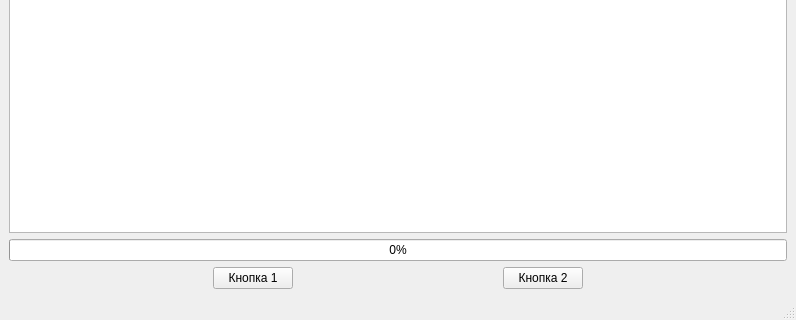
Before: the Qt Designer form bf4bh2.ui in UndeadMorose/BF4BH2, drawn with Qt 5; both pictures show x 0 to 796 and y 296 to 616 of the 796 by 616 pixel window.
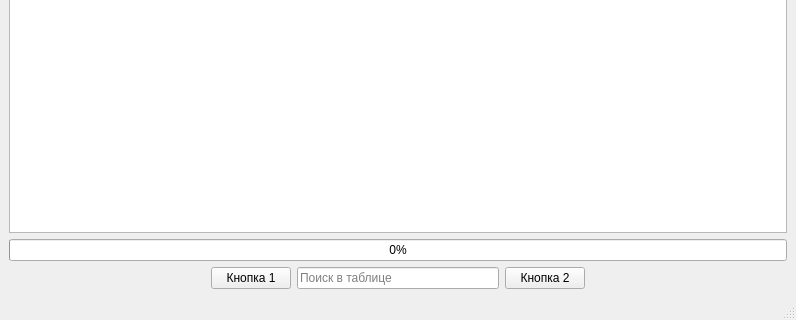
After: the same form once the commit is applied. Icons and pictures are not drawn.

```diff
--- a/bf4bh2.ui
+++ b/bf4bh2.ui
@@ -101,17 +101,11 @@
        </widget>
       </item>
       <item>
-       <spacer name="horizontalSpacer">
-        <property name="orientation">
-         <enum>Qt::Horizontal</enum>
+       <widget class="QLineEdit" name="uileFilter">
+        <property name="placeholderText">
+         <string>Поиск в таблице</string>
         </property>
-        <property name="sizeHint" stdset="0">
-         <size>
-          <width>40</width>
-          <height>20</height>
-         </size>
-        </property>
-       </spacer>
+       </widget>
       </item>
       <item>
        <widget class="QPushButton" name="uib1">
```
